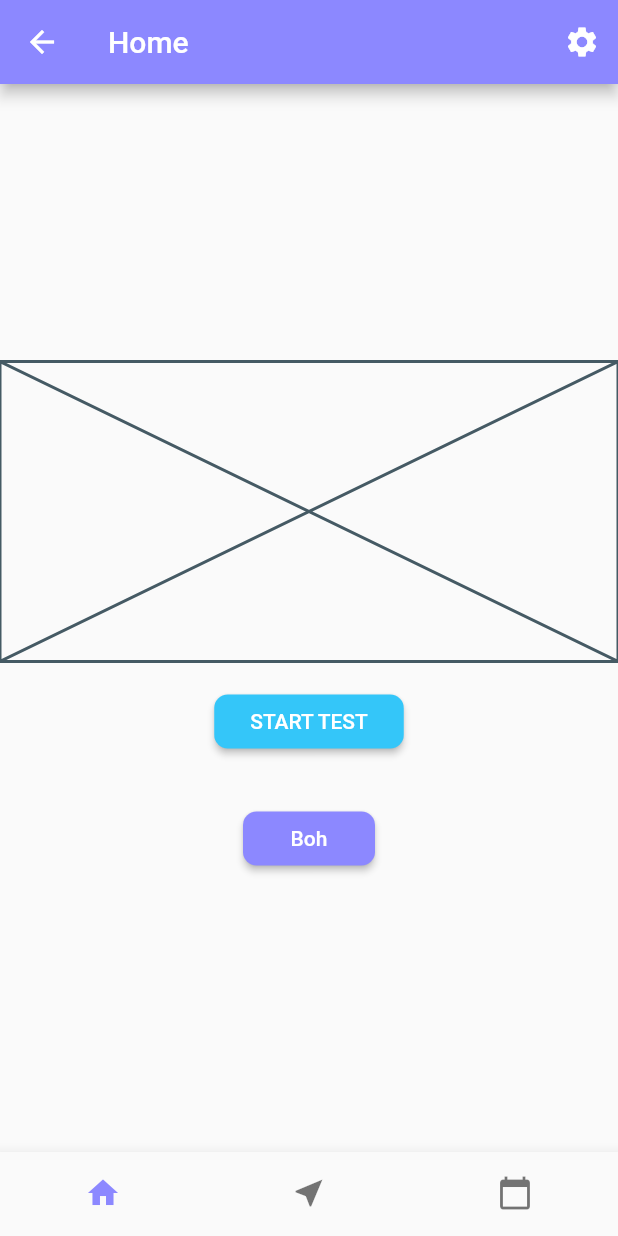
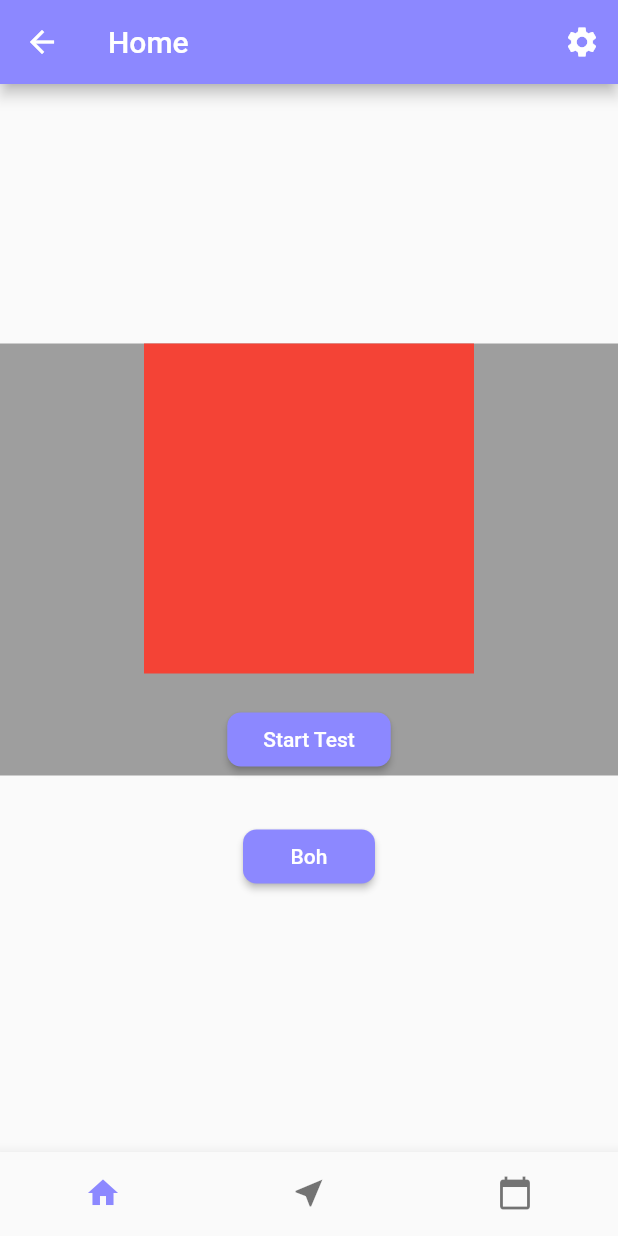
Before and after one commit to Supercaly/Balance-Flutter, a Flutter app: the MainScreen screen opened by its route, on a phone screen of 412 x 824 dp. Run offline on Flutter 3.47's test engine with Material 2 defaults, Android fonts, the phone set to English and light mode, and no system bars; our stand-ins replace floor, flutter_bloc, flutter_svg, introduction_screen, shared_preferences, sqflite; accounts and stored records are empty; generated files the repository leaves out were written again.

Commit message:
Add Bloc structure to MeasureCountdown

```diff
--- /dev/null
+++ b/lib/bloc/events/countdown_events.dart
@@ -0,0 +1,6 @@
+
+enum CountdownEvents {
+  startPreMeasure,
+  startMeasure,
+  stop,
+}
--- /dev/null
+++ b/lib/bloc/states/countdown_state.dart
@@ -0,0 +1,6 @@
+
+enum CountdownState {
+  idle,
+  preMeasure,
+  measure
+}
--- a/lib/widgets/cicular_counter.dart
+++ b/lib/widgets/circular_countdown.dart
@@ -1,99 +1,22 @@
-import 'dart:async';
-
+import 'package:balance_app/bloc/states/countdown_state.dart';
 import 'package:flutter/material.dart';
-import 'package:quiver/async.dart';
 import 'dart:math' as Math;
 
-import 'counter_state.dart';
-
-class MeasureCountdown extends StatefulWidget {
-
-  final Function onPreCountdown;
-  final Function onMeasureStart;
-  final Function onMeasureCancel;
-  final Function onMeasureDone;
-
-  MeasureCountdown({this.onPreCountdown, this.onMeasureStart, this.onMeasureCancel, this.onMeasureDone});
-
-  @override
-  _MeasureCountdownState createState() => _MeasureCountdownState();
-}
-
-class _MeasureCountdownState extends State<MeasureCountdown> {
-  CounterState _counterState;
-  Duration _counterDuration;
-  Timer _timer;
-
-  @override
-  void initState() {
-    _counterState = CounterState.IDLE;
-    _counterDuration = Duration(seconds: 5);
-    super.initState();
-  }
-
-  @override
-  void didUpdateWidget(MeasureCountdown oldWidget) {
-    _counterDuration = Duration(seconds: _counterState == CounterState.MEASURE? 32: 5);
-    super.didUpdateWidget(oldWidget);
-  }
+class FakeCounter extends StatelessWidget {
+  final int timeLeft;
+  FakeCounter(this.timeLeft);
 
   @override
   Widget build(BuildContext context) {
     return Container(
-      child: Column(
-        children: <Widget>[
-          (_counterState == CounterState.IDLE)?
-            Placeholder(
-              fallbackWidth: 200,
-              fallbackHeight: 200,
-            ):
-            CircularCounter(counterState: _counterState),
-          SizedBox(height: 16),
-          RaisedButton(
-            onPressed: () {
-              switch(_counterState) {
-                case CounterState.IDLE:
-                  widget.onPreCountdown();
-                  setState(() => _counterState = CounterState.PRE_MEASURE);
-                  CountdownTimer(_counterDuration, Duration(seconds: 1))
-                    .listen((event) {
-                      print("Ciao... $event");
-                  },
-                    onDone: () {
-                      setState(() {
-                        if (_counterState == CounterState.PRE_MEASURE) {
-                          widget.onMeasureStart();
-                          _counterState = CounterState.MEASURE;
-                        } else {
-                          widget.onMeasureDone();
-                          _counterState = CounterState.IDLE;
-                        }
-                      });
-                    },
-                    onError: (error) => print("Error"),
-                  );
-                  break;
-                case CounterState.PRE_MEASURE:
-                case CounterState.MEASURE:
-                  setState(() => _counterState = CounterState.IDLE);
-                  widget.onMeasureCancel();
-                  _timer?.cancel();
-                  _timer = null;
-                  break;
-              }
-            },
-            color: Theme.of(context).accentColor,
-            child: Text(
-              _counterState == CounterState.IDLE? "START TEST": "STOP TEST", style: TextStyle(color: Colors.white),
-            )
-          ),
-        ]
+      width: 220,
+      height: 220,
+      child: Center(
+        child: Text("$timeLeft sec."),
       ),
     );
   }
 }
-
-
 /// Enum class representing the direction
 /// (mode) in which the CircularCounter
 /// will fill
@@ -104,9 +27,9 @@ enum FillMode {NORMAL, REVERSE}
 
 /// Widget containing the logic for the circular counter
 class CircularCounter extends StatefulWidget {
-  final CounterState counterState;
+  final CountdownState countdownState;
 
-  CircularCounter({this.counterState});
+  CircularCounter({this.countdownState});
 
   @override
   State<StatefulWidget> createState() {
@@ -121,7 +44,7 @@ class _CircularCounterState extends State<CircularCounter> with SingleTickerProv
 
   @override
   void initState() {
-    _fillMode = (widget.counterState == CounterState.MEASURE)? FillMode.NORMAL: FillMode.REVERSE;
+    _fillMode = (widget.countdownState == CountdownState.measure)? FillMode.NORMAL: FillMode.REVERSE;
     _controller = AnimationController(
       vsync: this,
       duration: Duration(seconds: 5)
@@ -133,10 +56,10 @@ class _CircularCounterState extends State<CircularCounter> with SingleTickerProv
   void didUpdateWidget(CircularCounter oldWidget) {
     print("_CircularCounterState.didUpdateWidget: $oldWidget");
     // Change the fill mode and duration of the animation accordingly to the state
-    _fillMode = (widget.counterState == CounterState.MEASURE)? FillMode.NORMAL: FillMode.REVERSE;
-    _controller.duration = Duration(seconds: (widget.counterState == CounterState.MEASURE)? 32: 5);
+    _fillMode = (widget.countdownState == CountdownState.measure)? FillMode.NORMAL: FillMode.REVERSE;
+    _controller.duration = Duration(seconds: (widget.countdownState == CountdownState.measure)? 32: 5);
     // Start/Stop the progress animation accordingly to the state
-    if (widget.counterState == CounterState.IDLE) {
+    if (widget.countdownState == CountdownState.idle) {
       _controller.reset();
       print("Stop Counter Animation!");
     }
@@ -199,8 +122,8 @@ class _CircularCounterState extends State<CircularCounter> with SingleTickerProv
   /// Return the formatted string to display in the counter text
   String get timeString {
     Duration duration = _fillMode == FillMode.REVERSE?
-      (Duration(seconds: 1) + _controller.duration) - _controller.duration * _controller.value:
-      _controller.duration * _controller.value;
+    (Duration(seconds: 1) + _controller.duration) - _controller.duration * _controller.value:
+    _controller.duration * _controller.value;
     // TODO: 22/02/20 If the seconds are more than 60 the string will wrap back to 0
     return "${(duration.inSeconds % 60).toString().padLeft(2, "0")}";
   }
@@ -246,8 +169,8 @@ class TimerPainter extends CustomPainter {
     paint.color = color;
     // Compute the current sweep angle and draw the main arc
     double progress = (this.fillMode == FillMode.NORMAL)?
-        SWIPE_RAD * animation.value :
-        SWIPE_RAD - SWIPE_RAD * animation.value;
+    SWIPE_RAD * animation.value :
+    SWIPE_RAD - SWIPE_RAD * animation.value;
     canvas.drawArc(rect, START_RAD, progress, false, paint);
   }
 
--- a/lib/widgets/counter_state.dart
+++ /dev/null
@@ -1,11 +0,0 @@
-/// Enum class representing the state of the CircularCounter
-///
-/// There are three possible states:
-/// - idle
-/// - pre measure
-/// - measure
-enum CounterState {
-  IDLE,
-  PRE_MEASURE,
-  MEASURE
-}
--- /dev/null
+++ b/lib/widgets/measure_countdown.dart
@@ -0,0 +1,66 @@
+import 'dart:async';
+import 'dart:math';
+import 'package:balance_app/bloc/countdown_bloc.dart';
+import 'package:balance_app/bloc/events/countdown_events.dart';
+import 'package:balance_app/bloc/states/countdown_state.dart';
+import 'package:flutter/material.dart';
+import 'package:flutter_bloc/flutter_bloc.dart';
+import 'package:quiver/async.dart';
+
+import 'package:balance_app/widgets/circular_countdown.dart';
+
+class MeasureCountdown extends StatelessWidget {
+  @override
+  Widget build(BuildContext context) {
+    return BlocProvider(
+      create: (context) => CountdownBloc(),
+      child: BlocBuilder<CountdownBloc, CountdownState>(
+        builder: (context, state) => _buildMeasureWidgets(context, state),
+      ),
+    );
+  }
+
+  Widget _buildMeasureWidgets(BuildContext context, CountdownState state) {
+    final CountdownBloc _bloc = BlocProvider.of<CountdownBloc>(context);
+    Widget logoWidget;
+
+    switch(state) {
+      case CountdownState.idle:
+        logoWidget = Container(
+          width: 220,
+          height: 220,
+          color: Colors.red,
+        );
+        break;
+      case CountdownState.preMeasure:
+        logoWidget = FakeCounter(5);
+        break;
+      case CountdownState.measure:
+        logoWidget = FakeCounter(32);
+        break;
+    }
+
+    return Container(
+      color: Colors.grey,
+      child: Column(
+        mainAxisAlignment: MainAxisAlignment.center,
+        crossAxisAlignment: CrossAxisAlignment.stretch,
+        children: <Widget>[
+          Center(child: logoWidget),
+          SizedBox(height: 20),
+          Center(
+            child: RaisedButton(
+              onPressed: () {
+                if (state == CountdownState.idle)
+                  _bloc.add(CountdownEvents.startPreMeasure);
+                else
+                  _bloc.add(CountdownEvents.stop);
+              },
+              child: Text("Start Test"),
+            ),
+          )
+        ],
+      ),
+    );
+  }
+}
```
Also changed, not shown: lib/bloc/countdown_bloc.dart (added, +45 -0 lines), lib/screens/home_screen.dart (+2 -8 lines), pubspec.lock.
